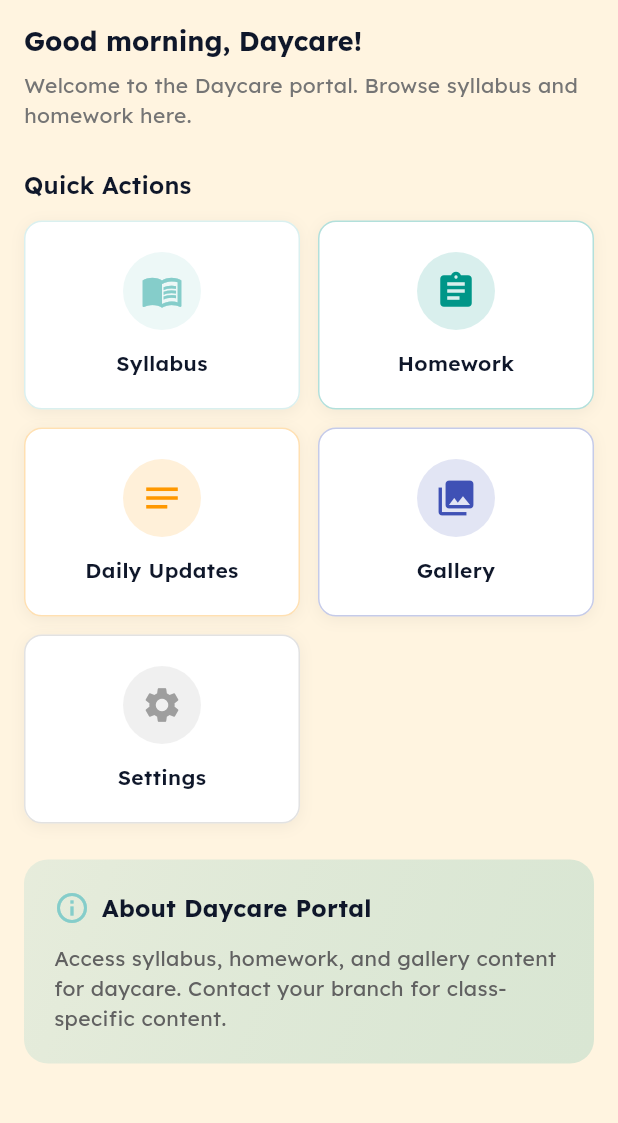
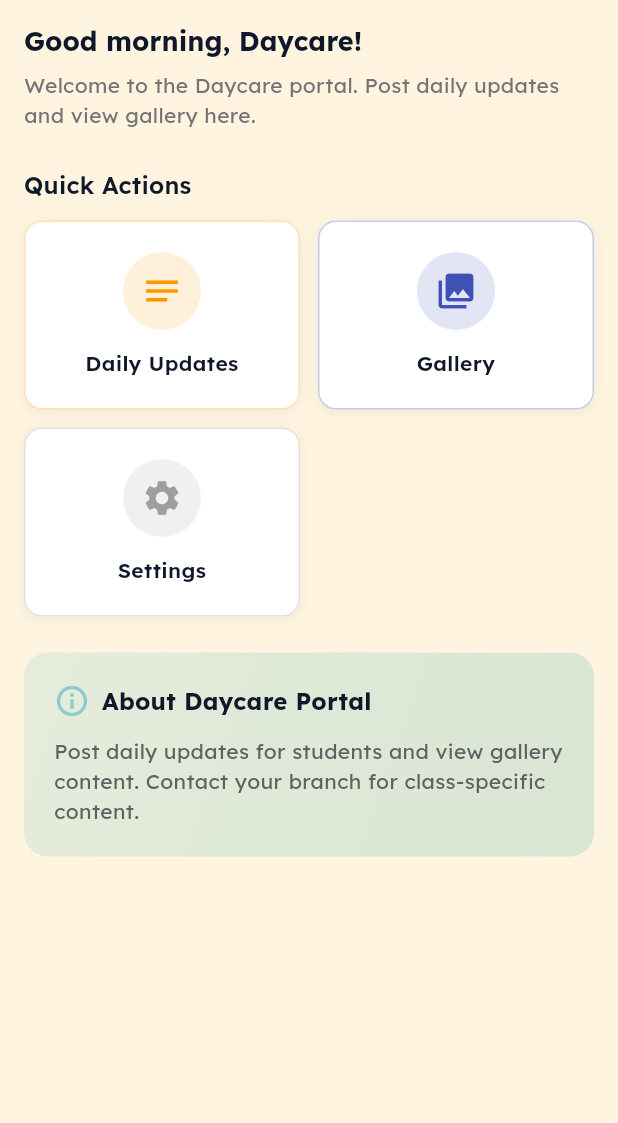
Before and after one commit to yeshwanth1127/sunkidz, a Flutter app: the DaycareDashboardScreen screen opened by its route, on a phone screen of 412 x 824 dp, the part 84-1207 px from its top. Run offline on Flutter 3.47's test engine with Material 3 defaults, Android fonts, the phone set to English and light mode, and no system bars; our stand-ins replace dio, file_picker, fl_chart, flutter_map, flutter_riverpod, flutter_secure_storage and 8 more; accounts and stored records are empty.

Commit message:
13032026

```diff
--- a/mobile/lib/core/router/app_router.dart
+++ b/mobile/lib/core/router/app_router.dart
@@ -88,6 +88,12 @@ final goRouterProvider = Provider<GoRouter>((ref) {
       }
       if (loc.startsWith('/toddler') && role != UserRole.toddlers) return roleHome;
       if (loc.startsWith('/daycare') && role != UserRole.daycare) return roleHome;
+
+      // Toddlers and daycare cannot access syllabus/homework (upload is staff/coordinator/admin only)
+      if ((loc == '/syllabus' || loc == '/homework') &&
+          (role == UserRole.toddlers || role == UserRole.daycare)) {
+        return roleHome;
+      }
 
       // These top-level routes are admin-only in this app.
       const adminOnlyRoots = {
@@ -277,14 +283,6 @@ final goRouterProvider = Provider<GoRouter>((ref) {
         builder: (_, __) => const ToddlerDashboardScreen(),
         routes: [
           GoRoute(
-            path: 'syllabus',
-            builder: (_, __) => const SyllabusListScreen(),
-          ),
-          GoRoute(
-            path: 'homework',
-            builder: (_, __) => const HomeworkListScreen(),
-          ),
-          GoRoute(
             path: 'gallery',
             builder: (_, __) => const ToddlerDaycareGalleryScreen(isToddler: true),
           ),
@@ -298,14 +296,6 @@ final goRouterProvider = Provider<GoRouter>((ref) {
         path: '/daycare',
         builder: (_, __) => const DaycareDashboardScreen(),
         routes: [
-          GoRoute(
-            path: 'syllabus',
-            builder: (_, __) => const SyllabusListScreen(),
-          ),
-          GoRoute(
-            path: 'homework',
-            builder: (_, __) => const HomeworkListScreen(),
-          ),
           GoRoute(
             path: 'gallery',
             builder: (_, __) => const ToddlerDaycareGalleryScreen(isToddler: false),
--- a/mobile/lib/features/dashboard/presentation/daycare_dashboard_screen.dart
+++ b/mobile/lib/features/dashboard/presentation/daycare_dashboard_screen.dart
@@ -72,35 +72,13 @@ class DaycareDashboardScreen extends ConsumerWidget {
             ),
             const SizedBox(height: 8),
             Text(
-              'Welcome to the Daycare portal. Browse syllabus and homework here.',
+              'Welcome to the Daycare portal. Post daily updates and view gallery here.',
               style: TextStyle(fontSize: 14, color: Colors.grey.shade600),
             ),
             const SizedBox(height: 24),
             Text(
               'Quick Actions',
               style: Theme.of(context).textTheme.titleMedium?.copyWith(fontWeight: FontWeight.w600),
-            ),
-            const SizedBox(height: 12),
-            Row(
-              children: [
-                Expanded(
-                  child: _ActionCard(
-                    icon: Icons.menu_book,
-                    label: 'Syllabus',
-                    color: primaryColor,
-                    onTap: () => context.go('/daycare/syllabus'),
-                  ),
-                ),
-                const SizedBox(width: 12),
-                Expanded(
-                  child: _ActionCard(
-                    icon: Icons.assignment,
-                    label: 'Homework',
-                    color: Colors.teal,
-                    onTap: () => context.go('/daycare/homework'),
-                  ),
-                ),
-              ],
             ),
             const SizedBox(height: 12),
             Row(
@@ -168,7 +146,7 @@ class DaycareDashboardScreen extends ConsumerWidget {
                   ),
                   const SizedBox(height: 12),
                   Text(
-                    'Access syllabus, homework, and gallery content for daycare. Contact your branch for class-specific content.',
+                    'Post daily updates for students and view gallery content. Contact your branch for class-specific content.',
                     style: TextStyle(fontSize: 14, color: Colors.grey.shade700),
                   ),
                 ],
--- a/mobile/lib/features/dashboard/presentation/toddler_dashboard_screen.dart
+++ b/mobile/lib/features/dashboard/presentation/toddler_dashboard_screen.dart
@@ -72,35 +72,13 @@ class ToddlerDashboardScreen extends ConsumerWidget {
             ),
             const SizedBox(height: 8),
             Text(
-              'Welcome to the Toddlers portal. Browse syllabus and homework here.',
+              'Welcome to the Toddlers portal. View gallery content here.',
               style: TextStyle(fontSize: 14, color: Colors.grey.shade600),
             ),
             const SizedBox(height: 24),
             Text(
               'Quick Actions',
               style: Theme.of(context).textTheme.titleMedium?.copyWith(fontWeight: FontWeight.w600),
-            ),
-            const SizedBox(height: 12),
-            Row(
-              children: [
-                Expanded(
-                  child: _ActionCard(
-                    icon: Icons.menu_book,
-                    label: 'Syllabus',
-                    color: primaryColor,
-                    onTap: () => context.go('/toddler/syllabus'),
-                  ),
-                ),
-                const SizedBox(width: 12),
-                Expanded(
-                  child: _ActionCard(
-                    icon: Icons.assignment,
-                    label: 'Homework',
-                    color: Colors.orange,
-                    onTap: () => context.go('/toddler/homework'),
-                  ),
-                ),
-              ],
             ),
             const SizedBox(height: 12),
             Row(
@@ -153,7 +131,7 @@ class ToddlerDashboardScreen extends ConsumerWidget {
                   ),
                   const SizedBox(height: 12),
                   Text(
-                    'Access syllabus, homework, and gallery content for toddlers. Contact your branch for class-specific content.',
+                    'View gallery content for toddlers. Contact your branch for class-specific content.',
                     style: TextStyle(fontSize: 14, color: Colors.grey.shade700),
                   ),
                 ],
--- a/mobile/lib/features/syllabus/presentation/homework_list_screen.dart
+++ b/mobile/lib/features/syllabus/presentation/homework_list_screen.dart
@@ -9,8 +9,6 @@ import '../../../shared/widgets/admin_drawer.dart';
 import '../../../shared/widgets/coordinator_drawer.dart';
 import '../../../shared/widgets/teacher_drawer.dart';
 import '../../../shared/widgets/parent_drawer.dart';
-import '../../../shared/widgets/toddler_drawer.dart';
-import '../../../shared/widgets/daycare_drawer.dart';
 import '../../../core/api/admin_provider.dart';
 import '../providers/syllabus_provider.dart';
 import '../domain/models/syllabus_model.dart';
@@ -142,9 +140,8 @@ class _HomeworkListScreenState extends ConsumerState<HomeworkListScreen> {
       UserRole.coordinator => const CoordinatorDrawer(),
       UserRole.teacher => const TeacherDrawer(),
       UserRole.parent => const ParentDrawer(),
-      UserRole.toddlers => const ToddlerDrawer(),
-      UserRole.daycare => const DaycareDrawer(),
       UserRole.busStaff || null => const SizedBox.shrink(),
+      _ => const SizedBox.shrink(),
     };
     final filter = HomeworkFilter(
       classId: _selectedClassId,
--- a/mobile/lib/shared/widgets/daycare_drawer.dart
+++ b/mobile/lib/shared/widgets/daycare_drawer.dart
@@ -52,22 +52,6 @@ class DaycareDrawer extends ConsumerWidget {
             },
           ),
           ListTile(
-            leading: const Icon(Icons.menu_book),
-            title: const Text('Syllabus'),
-            onTap: () {
-              Navigator.pop(context);
-              context.go('/daycare/syllabus');
-            },
-          ),
-          ListTile(
-            leading: const Icon(Icons.assignment),
-            title: const Text('Homework'),
-            onTap: () {
-              Navigator.pop(context);
-              context.go('/daycare/homework');
-            },
-          ),
-          ListTile(
             leading: const Icon(Icons.photo_library),
             title: const Text('Gallery'),
             onTap: () {
--- a/mobile/lib/shared/widgets/toddler_drawer.dart
+++ b/mobile/lib/shared/widgets/toddler_drawer.dart
@@ -52,22 +52,6 @@ class ToddlerDrawer extends ConsumerWidget {
             },
           ),
           ListTile(
-            leading: const Icon(Icons.menu_book),
-            title: const Text('Syllabus'),
-            onTap: () {
-              Navigator.pop(context);
-              context.go('/toddler/syllabus');
-            },
-          ),
-          ListTile(
-            leading: const Icon(Icons.assignment),
-            title: const Text('Homework'),
-            onTap: () {
-              Navigator.pop(context);
-              context.go('/toddler/homework');
-            },
-          ),
-          ListTile(
             leading: const Icon(Icons.photo_library),
             title: const Text('Gallery'),
             onTap: () {
```
Also changed, not shown: mobile/lib/features/syllabus/presentation/syllabus_list_screen.dart (+4 -5 lines).
